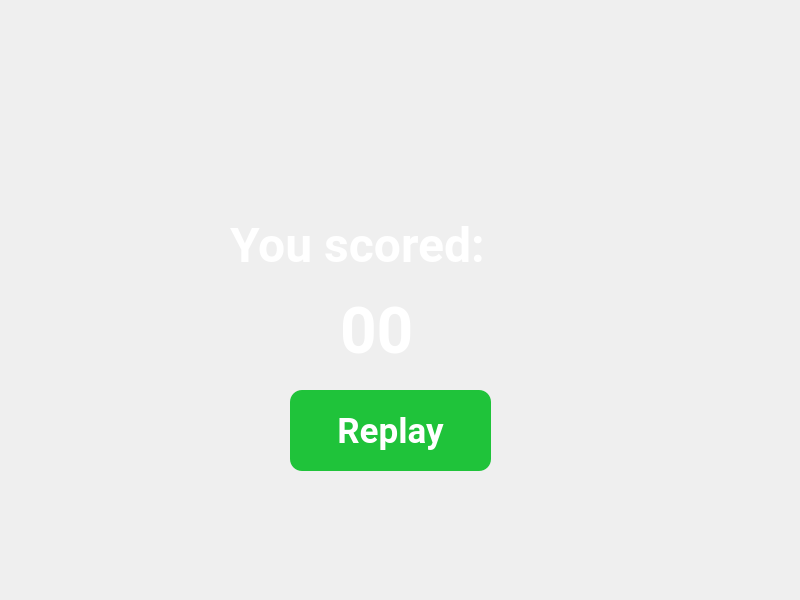
First picture: the form in EndScreen.ui, repository ransarajey/TukTukHustle, before the edit.
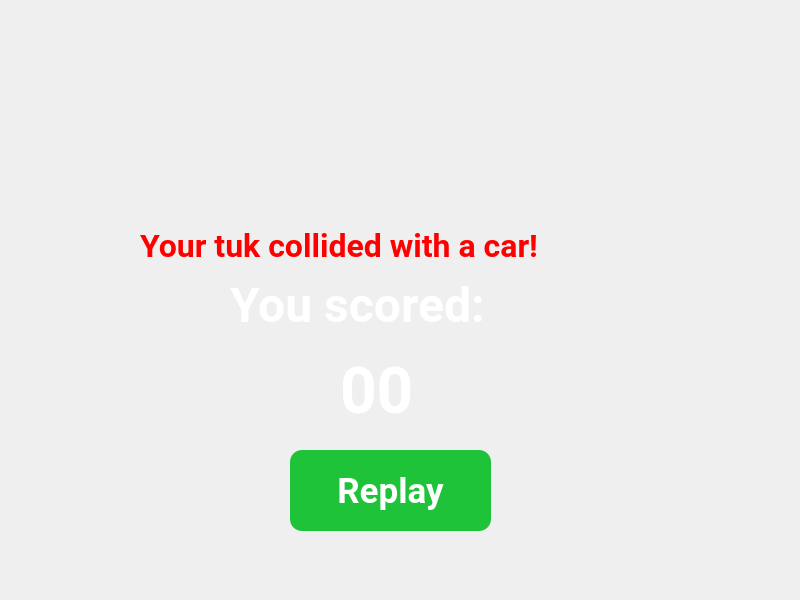
Second picture: the form after the edit.

Patch:
```diff
--- a/EndScreen.ui
+++ b/EndScreen.ui
@@ -30,7 +30,7 @@
     <property name="geometry">
      <rect>
       <x>230</x>
-      <y>190</y>
+      <y>250</y>
       <width>331</width>
       <height>111</height>
      </rect>
@@ -54,7 +54,7 @@
     <property name="geometry">
      <rect>
       <x>340</x>
-      <y>270</y>
+      <y>330</y>
       <width>101</width>
       <height>121</height>
      </rect>
@@ -81,7 +81,7 @@
     <property name="geometry">
      <rect>
       <x>290</x>
-      <y>390</y>
+      <y>450</y>
       <width>201</width>
       <height>81</height>
      </rect>
@@ -107,6 +107,30 @@
      <string>Replay</string>
     </property>
    </widget>
+   <widget class="QLabel" name="lblTitle_2">
+    <property name="geometry">
+     <rect>
+      <x>140</x>
+      <y>200</y>
+      <width>511</width>
+      <height>91</height>
+     </rect>
+    </property>
+    <property name="font">
+     <font>
+      <family>Roboto</family>
+      <pointsize>24</pointsize>
+      <weight>75</weight>
+      <bold>true</bold>
+     </font>
+    </property>
+    <property name="styleSheet">
+     <string notr="true">color: red;</string>
+    </property>
+    <property name="text">
+     <string>Your tuk collided with a car!</string>
+    </property>
+   </widget>
   </widget>
  </widget>
  <resources/>
```
